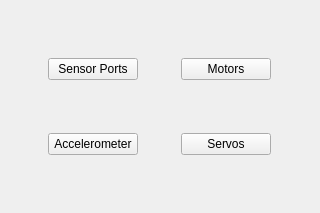
This is cbcui/ui/SensorsMotors.ui in kipr/cbc as Qt 5 draws it before an edit. The edited form follows.
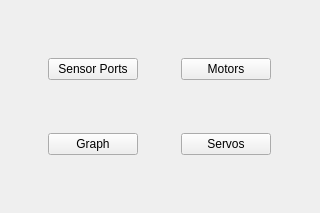
This is the edited form.

Commit message: New graph page, and some other small changes

What changed in the file:
```diff
--- a/cbcui/ui/SensorsMotors.ui
+++ b/cbcui/ui/SensorsMotors.ui
@@ -36,7 +36,7 @@
       </size>
      </property>
      <property name="text">
-      <string>Accelerometer</string>
+      <string>Graph</string>
      </property>
     </widget>
    </item>
```
Left out of the diff: 2 changed lines with no effect on the pictures. The commit also changes 16 other files.
